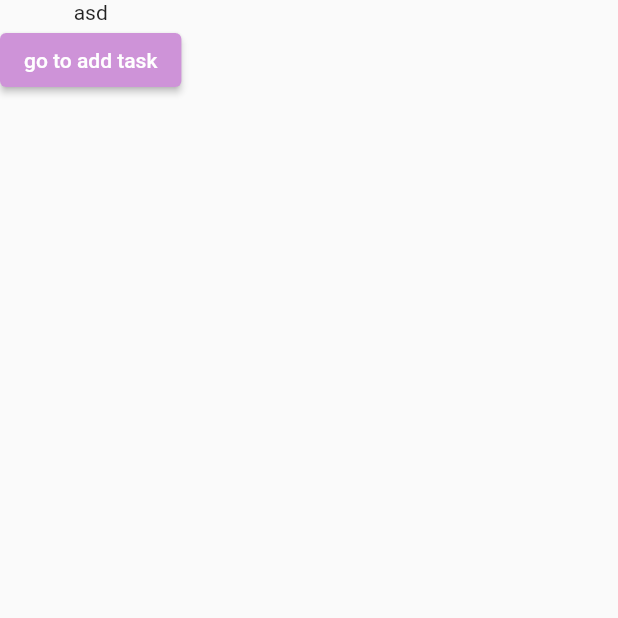
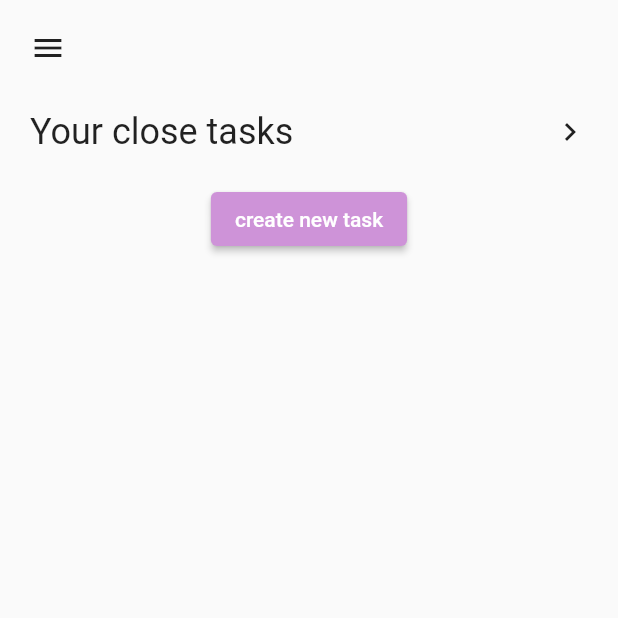
Before and after one commit to Omer-Demirtas/tasker, a Flutter app: the screen it shows after launch, on a phone screen of 412 x 824 dp, the top half of it. Run offline on Flutter 3.47's test engine with Material 2 defaults, Android fonts, the phone set to English and light mode, and no system bars; our stand-ins replace bloc, flutter_bloc.

Commit message:
task cubit initialize.

```diff
--- /dev/null
+++ b/lib/core/cubit/task/task_cubit.dart
@@ -0,0 +1,21 @@
+import 'package:bloc/bloc.dart';
+import 'package:meta/meta.dart';
+import 'package:tasker/core/model/task.dart';
+
+part 'task_state.dart';
+
+class TaskCubit extends Cubit<TaskState> {
+  TaskCubit() : super(const TaskState(tasks: [], isLoading: false));
+
+
+  void addTask() async
+  {
+    emit(TaskState(isLoading: true, tasks: state.tasks));
+    await Future.delayed(const Duration(seconds: 1));
+
+    List<Task> tasks = state.tasks.toList();
+    tasks.add(Task(title: 'New Task', startAt: DateTime.now(), finishAt: DateTime.now(), description: 'asd', id: 1));
+
+    emit(TaskState(isLoading: false, tasks: tasks));
+  }
+}
--- /dev/null
+++ b/lib/core/cubit/task/task_state.dart
@@ -0,0 +1,10 @@
+part of 'task_cubit.dart';
+
+@immutable
+class TaskState
+{
+  final List<Task> tasks;
+  final bool isLoading;
+
+  const TaskState({required this.tasks, required this.isLoading});
+}
--- /dev/null
+++ b/lib/core/model/task.dart
@@ -0,0 +1,11 @@
+
+class Task {
+  final int? id;
+  final String? title;
+  final String? description;
+  final DateTime? startAt;
+  final DateTime? finishAt;
+
+  Task({this.id, this.title, this.description, this.startAt, this.finishAt});
+
+}
--- a/lib/core/view/home/home_view.dart
+++ b/lib/core/view/home/home_view.dart
@@ -1,5 +1,9 @@
 import 'package:flutter/material.dart';
+import 'package:flutter_bloc/flutter_bloc.dart';
+import 'package:tasker/core/cubit/task/task_cubit.dart';
+import 'package:tasker/core/model/task.dart';
 import 'package:tasker/core/view/add_task/add_task_view.dart';
+import 'package:tasker/core/widget/section_title.dart';
 
 class HomeView extends StatelessWidget
 {
@@ -9,21 +13,55 @@ class HomeView extends StatelessWidget
   Widget build(BuildContext context) {
     return SafeArea(
       child: Scaffold(
-        body: Column(
-          children: [
-            Text('asd'),
-            ElevatedButton(onPressed: (){
-              Navigator.pushNamed(
-                context,
-                AddTaskView.addTaskViewRoute,
-                arguments: 'ASD'
-              );
-            },
-                child: Text('go to add task')
-            )
-          ],
+        body: Padding(
+          padding: const EdgeInsets.symmetric(horizontal: 20),
+          child: Column(
+            children: [
+              Padding(
+                  padding: const EdgeInsets.only(top: 20, bottom: 10),
+                  child: Row(
+                    children: [
+                      Icon(Icons.menu),
+                    ],
+                  )
+              ),
+              SectionTitle(),
+              Expanded(
+                  child: SizedBox.expand(
+                    child: SingleChildScrollView(
+                      child: BlocProvider<TaskCubit>(
+                        create: (context) => TaskCubit(),
+                        child: BlocBuilder<TaskCubit, TaskState>(
+                          builder: (context, state) => Column(
+                            children: [
+                              ElevatedButton(onPressed: () => context.read<TaskCubit>().addTask(),
+                                  child: const Text('create new task')
+                              ),
+                              for (Task task in state.tasks) _buildTask(task, context)
+                            ],
+                          ),
+                        ),
+                      )
+                    ),
+                  )
+              ),
+            ],
+          ),
         ),
       ),
     );
   }
+
+  _buildTask(Task task, BuildContext context)
+  {
+    return Card(
+      color: Theme.of(context).colorScheme.primary,
+      elevation: 30,
+      child: ListTile(
+        onTap: (){},
+        title: Text('${task.title}'),
+        subtitle: Text('${task.description}'),
+      ),
+    );
+  }
 }
--- /dev/null
+++ b/lib/core/widget/section_title.dart
@@ -0,0 +1,22 @@
+import 'package:flutter/material.dart';
+
+class SectionTitle extends StatelessWidget
+{
+  const SectionTitle({Key? key}) : super(key: key);
+
+  @override
+  Widget build(BuildContext context) {
+    return Container(
+      margin: const EdgeInsets.only(top: 20, bottom: 20),
+      child: Row(
+        mainAxisAlignment: MainAxisAlignment.spaceBetween,
+        children: const [
+          Text('Your close tasks',
+            style: TextStyle(fontSize: 24),
+          ),
+          Icon(Icons.chevron_right, size: 24,)
+        ],
+      ),
+    );
+  }
+}
--- a/pubspec.yaml
+++ b/pubspec.yaml
@@ -34,6 +34,7 @@ dependencies:
   # The following adds the Cupertino Icons font to your application.
   # Use with the CupertinoIcons class for iOS style icons.
   cupertino_icons: ^1.0.2
+  flutter_bloc: ^8.0.1
 
 dev_dependencies:
   flutter_test:
```
Also changed, not shown: pubspec.lock.
